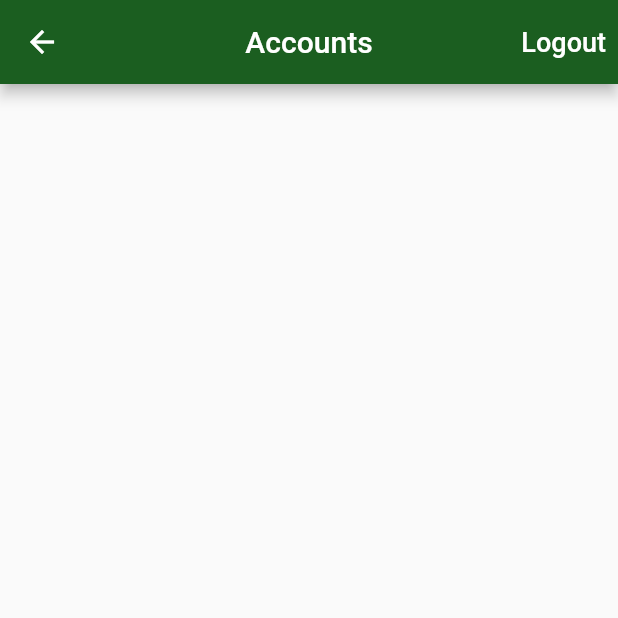
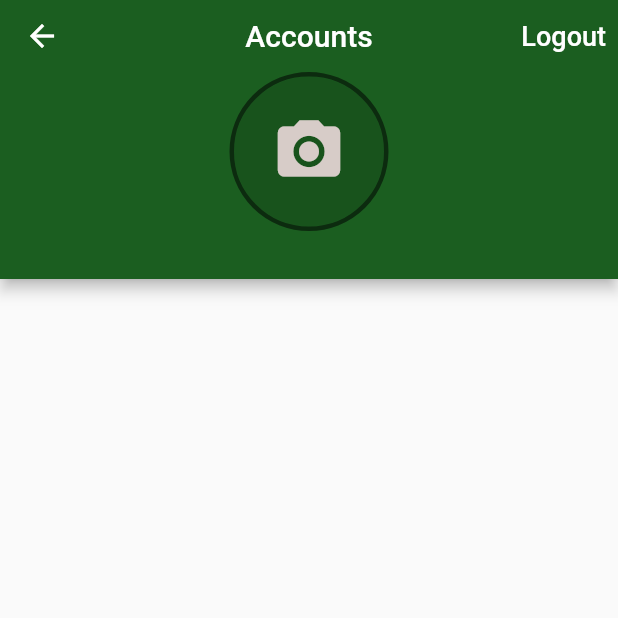
Before and after one commit to lezzycan/JobTracking-App, a Flutter app: the AccountPage screen opened directly, on a phone screen of 412 x 824 dp, the top half of it. Run offline on Flutter 3.47's test engine with Material 2 defaults, Android fonts, the phone set to English and light mode, and no system bars; our stand-ins replace cloud_firestore, firebase_auth, firebase_core, flutter_screenutil, google_sign_in, rxdart; missing offline and left inert: flutter_login_facebook; accounts and stored records are empty.

Commit message:
account_page

```diff
--- a/lib/app/home/account/account_page.dart
+++ b/lib/app/home/account/account_page.dart
@@ -1,17 +1,11 @@
-import 'package:cloud_firestore/cloud_firestore.dart';
-import 'package:flutter/cupertino.dart';
+import 'package:firebase_auth/firebase_auth.dart';
 import 'package:flutter/foundation.dart';
 import 'package:flutter/material.dart';
 import 'package:provider/provider.dart';
+import 'package:time_tracker/common_widgets/avatar.dart';
 
 import '../../../common_widgets/platform_alert_dialog.dart';
-import '../../../common_widgets/platform_exception_alert_dialog.dart';
 import '../../../services/auth.dart';
-import '../../../services/database.dart';
-import '../job_entries/job_entries_page.dart';
-import '../jobs/job_list_tile.dart';
-import '../jobs/list_items_builder.dart';
-import '../models/jobs.dart';
 
 class AccountPage extends StatelessWidget {
   const AccountPage({Key? key}) : super(key: key);
@@ -36,17 +30,9 @@ class AccountPage extends StatelessWidget {
     }
   }
 
-  Future<void> _deleteContent(BuildContext context, Job job) async {
-    try {
-      final database = Provider.of<Database>(context, listen: false);
-      await database.deleteJob(job);
-    } on FirebaseException catch (e) {
-      showExceptionAlertDialog(context,
-          title: 'Operation Failed', exception: e);
-    }
-  }
   @override
   Widget build(BuildContext context) {
+    final auth = Provider.of<AuthBase>(context, listen:false);
     return Scaffold(
       appBar: AppBar(
         title: const Text('Accounts'),
@@ -60,11 +46,30 @@ class AccountPage extends StatelessWidget {
                 style: TextStyle(fontSize: 18, color: Colors.white),
               ))
         ],
+        bottom: PreferredSize(
+          preferredSize: const Size.fromHeight(130),
+          child: _buildUserProfile( auth.user)),
       ),
 
 
     );
   }
 
+ Widget  _buildUserProfile(  User? user) {
+  return Column(
+    children: [
+      Avatar(
+        photoUrl: user?.photoURL,
+        radius: 50,color: Colors.black54,),
+       const SizedBox(height: 8.0,),
+        if(user?.displayName !=null)
+        Text(user!.displayName!,style: const TextStyle(color: Colors.white),),
+        const SizedBox(
+          height: 8.0,
+        ),
+    ],
+  );
+ }
+
 
 }
--- /dev/null
+++ b/lib/common_widgets/avatar.dart
@@ -0,0 +1,30 @@
+// ignore_for_file: unnecessary_null_comparison
+
+import 'package:flutter/material.dart';
+
+class Avatar extends StatelessWidget {
+  const Avatar({Key? key, required this.photoUrl, required this.radius, this.color}) : super(key: key);
+
+final String? photoUrl;
+final double radius;
+final Color? color;
+
+  @override
+  Widget build(BuildContext context) {
+    return Container(
+      decoration:  BoxDecoration(
+        shape: BoxShape.circle,
+        border: Border.all(
+          color: color!,
+          width: 3.0,
+        )
+      ),
+      child: CircleAvatar(
+        backgroundColor: Colors.black12,
+        radius: radius,
+        backgroundImage: photoUrl !=null ? NetworkImage(photoUrl!) : null,
+        child: photoUrl == null ? Icon(Icons.camera_alt, size:radius) : null,
+      ),
+    );
+  }
+}
```
Also changed, not shown: lib/app/home/entries/entries_page.dart (line endings or trailing spaces).
